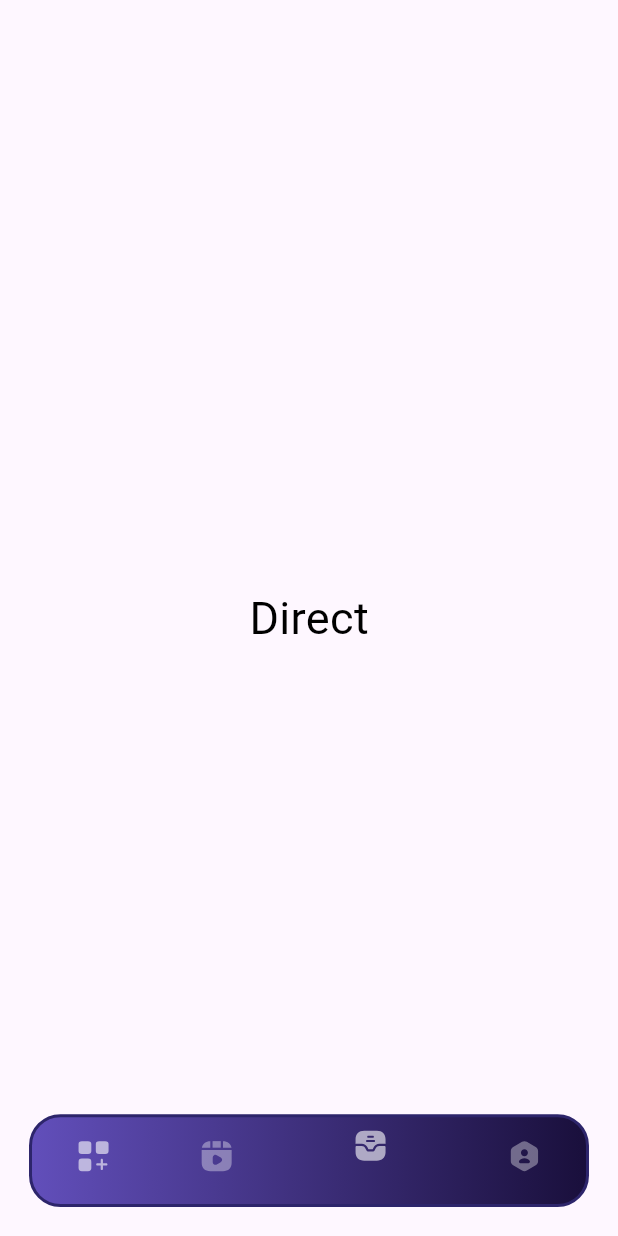
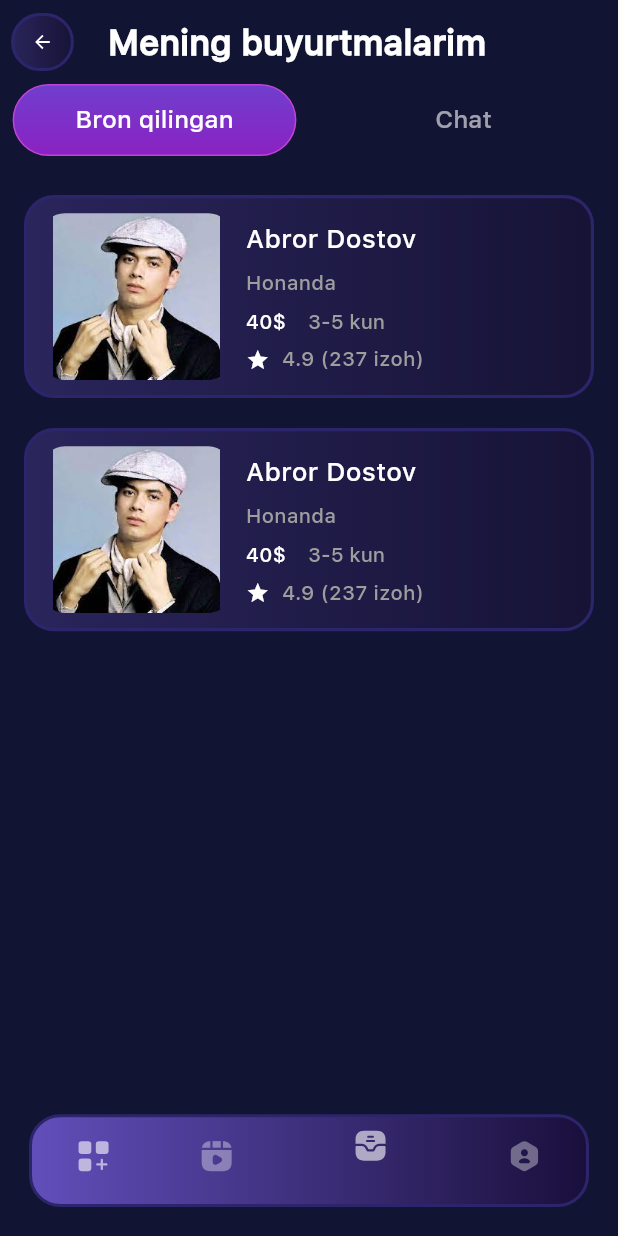
Before and after one commit to azizbek123411/yulduzlar_cosinius, a Flutter app: the screen it shows after launch, item 3 of the bottom bar chosen, on a phone screen of 412 x 824 dp. Run offline on Flutter 3.47's test engine with Material 3 defaults, Android fonts, the phone set to English and light mode, and no system bars; our stand-ins replace bloc, flutter_svg, pin_code_fields.

Commit message:
opened_ordered_artist

```diff
--- a/lib/src/ui/pages/navbar_pages/direct_page.dart
+++ /dev/null
@@ -1,21 +0,0 @@
-import 'package:flutter/material.dart';
-class DirectPage extends StatefulWidget {
-  const DirectPage({super.key});
-
-  @override
-  State<DirectPage> createState() => _DirectPageState();
-}
-
-class _DirectPageState extends State<DirectPage> {
-  @override
-  Widget build(BuildContext context) {
-    return Scaffold(
-      body: Center(
-        child: Text("Direct",
-          style: TextStyle(
-              color: Colors.black,fontSize: 30
-          ),),
-      ),
-    );
-  }
-}
--- a/lib/src/ui/pages/navbar_pages/main_nav_page.dart
+++ b/lib/src/ui/pages/navbar_pages/main_nav_page.dart
@@ -3,7 +3,7 @@ import 'dart:ui';
 import 'package:flutter/material.dart';
 import 'package:flutter_svg/flutter_svg.dart';
 import 'package:yulduzlar_cosinius/src/repository/utils/creen_utils.dart';
-import 'package:yulduzlar_cosinius/src/ui/pages/navbar_pages/direct_page.dart';
+import 'package:yulduzlar_cosinius/src/ui/pages/navbar_pages/my_orders.dart';
 import 'package:yulduzlar_cosinius/src/ui/pages/navbar_pages/profile_page.dart';
 import 'package:yulduzlar_cosinius/src/ui/pages/navbar_pages/video_play_page.dart';
 import '../../../config/appcolors.dart';
@@ -35,7 +35,7 @@ class _MainNavPageState extends State<MainNavPage> {
   List pages = [
     const Homepage(),
     const VideoPlay(),
-    const DirectPage(),
+    const MyOrders(),
     const ProfilePage(),
   ];
 
--- /dev/null
+++ b/lib/src/ui/pages/navbar_pages/my_orders.dart
@@ -0,0 +1,70 @@
+import 'package:flutter/material.dart';
+import 'package:yulduzlar_cosinius/src/config/appcolors.dart';
+import 'package:yulduzlar_cosinius/src/config/font_size.dart';
+import 'package:yulduzlar_cosinius/src/repository/constants/text_style.dart';
+import 'package:yulduzlar_cosinius/src/repository/utils/app_padding.dart';
+import 'package:yulduzlar_cosinius/src/repository/utils/creen_utils.dart';
+import 'package:yulduzlar_cosinius/src/repository/utils/space.dart';
+import 'package:yulduzlar_cosinius/src/ui/screens/my_orders_screen/chat_page.dart';
+import 'package:yulduzlar_cosinius/src/ui/screens/my_orders_screen/ordered_page.dart';
+import 'package:yulduzlar_cosinius/src/ui/widgets/buttons.dart';
+class MyOrders extends StatefulWidget {
+  const MyOrders({super.key});
+
+  @override
+  State<MyOrders> createState() => _MyOrdersState();
+}
+
+class _MyOrdersState extends State<MyOrders> {
+  @override
+  Widget build(BuildContext context) {
+    return DefaultTabController(
+      length: 2,
+      child: Scaffold(
+        appBar: AppBar(
+          title: Text("Mening buyurtmalarim",
+          style: AppTextStyle.instance.w700.copyWith(
+            color: AppColors.colorFFF,
+            fontSize: FontSizeConst.instance.extraLargeFont
+          ),),
+          backgroundColor: Colors.transparent,
+          leading: Row(
+            children: [WBox(2.w),
+            ButtonWidget(onTap: (){}, path:"assets/svg/Frame.svg" , h: 40.h, w: 40.w, radius: 50)],
+          ),
+          bottom: TabBar(
+            indicatorPadding: Dis.only(lr: 8.w),
+            indicatorSize: TabBarIndicatorSize.tab,
+            dividerHeight: 0,
+            indicator: BoxDecoration(
+              gradient: AppColors.mainButtonGradient,
+              borderRadius: BorderRadius.circular(50),
+              border: Border.all(color: AppColors.colorC042D7)
+              // color: AppColors.colorC042D7
+            ),
+            indicatorColor: AppColors.colorC042D7,
+             unselectedLabelColor: AppColors.colorFFF60,
+            labelStyle: AppTextStyle.instance.w600.copyWith(
+              color: AppColors.colorFFF,
+              fontSize: FontSizeConst.instance.mediumFont,
+            ),
+            tabs: [
+              Tab(
+                text:"Bron qilingan",
+              ),
+              Tab(
+                text: "Chat",
+              )
+          ],
+
+          ),
+        ),
+        backgroundColor: AppColors.mainBackground,
+        body: TabBarView(children: [
+          OrderedPage(),
+          ChatPage(),
+        ],),
+      ),
+    );
+  }
+}
--- a/lib/src/ui/screens/cards/artist_card.dart
+++ b/lib/src/ui/screens/cards/artist_card.dart
@@ -1,23 +1,21 @@
 import 'package:flutter/material.dart';
 import 'package:yulduzlar_cosinius/src/config/font_size.dart';
-import 'package:yulduzlar_cosinius/src/config/router.dart';
 import 'package:yulduzlar_cosinius/src/repository/constants/text_style.dart';
 import 'package:yulduzlar_cosinius/src/repository/utils/app_padding.dart';
 import 'package:yulduzlar_cosinius/src/repository/utils/creen_utils.dart';
 import 'package:yulduzlar_cosinius/src/repository/utils/space.dart';
-import 'package:yulduzlar_cosinius/src/ui/screens/artist_screens/artist_info_page.dart';
 
 import '../../../config/appcolors.dart';
 
 class ArtistCard extends StatelessWidget {
-  const ArtistCard({super.key});
+  void Function() onTap;
+   ArtistCard({super.key,
+   required this.onTap});
 
   @override
   Widget build(BuildContext context) {
     return GestureDetector(
-      onTap: (){
-        AppRouter.go(context, const ArtistInfo());
-      },
+      onTap: onTap,
       child: Container(
         margin: Dis.only(bottom: 10, top: 10),
         padding: Dis.all(10),
--- /dev/null
+++ b/lib/src/ui/screens/my_orders_screen/ordered_page.dart
@@ -0,0 +1,33 @@
+import 'package:flutter/material.dart';
+import 'package:yulduzlar_cosinius/src/config/router.dart';
+import 'package:yulduzlar_cosinius/src/repository/utils/app_padding.dart';
+import 'package:yulduzlar_cosinius/src/ui/screens/cards/artist_card.dart';
+import 'package:yulduzlar_cosinius/src/ui/screens/my_orders_screen/opened_ordered_artist.dart';
+
+import '../../../config/appcolors.dart';
+class OrderedPage extends StatefulWidget {
+  const OrderedPage({super.key});
+
+  @override
+  State<OrderedPage> createState() => _OrderedPageState();
+}
+
+class _OrderedPageState extends State<OrderedPage> {
+  @override
+  Widget build(BuildContext context) {
+    return Scaffold(
+      backgroundColor: AppColors.mainBackground,
+      body: Padding(
+        padding:  Dis.all(16),
+        child: SingleChildScrollView(
+          child: Column(
+            children: [
+              ArtistCard(onTap: () { AppRouter.go(context,  OpenedOrederedArtist(),); },),
+              ArtistCard(onTap: () { AppRouter.go(context,  OpenedOrederedArtist(),); },),
+            ],
+          ),
+        ),
+      )
+    );
+  }
+}
--- a/lib/src/ui/widgets/text_field.dart
+++ b/lib/src/ui/widgets/text_field.dart
@@ -1,4 +1,5 @@
 import 'package:flutter/material.dart';
+import 'package:flutter/services.dart';
 import 'package:yulduzlar_cosinius/src/config/appcolors.dart';
 import 'package:yulduzlar_cosinius/src/config/font_size.dart';
 import 'package:yulduzlar_cosinius/src/repository/constants/text_style.dart';
@@ -63,7 +64,6 @@ class TextFields extends StatelessWidget {
             decoration: InputDecoration(
               prefix: prefix,
               suffix: suffixIcon,
-              // contentPadding: Dis.all(20),
               border: InputBorder.none,
               hintText: hintText,
               hintStyle: AppTextStyle.instance.w500.copyWith(
```
Also changed, not shown: lib/src/ui/pages/navbar_pages/home_page.dart (+29 -12 lines), lib/src/ui/screens/my_orders_screen/chat_page.dart (added, +18 -0 lines), lib/src/ui/screens/my_orders_screen/opened_ordered_artist.dart (added, +140 -0 lines), lib/src/ui/widgets/chat_textfield.dart (added, +60 -0 lines), assets/svg/gallery.svg (added), assets/svg/microphone-2.svg (added).
